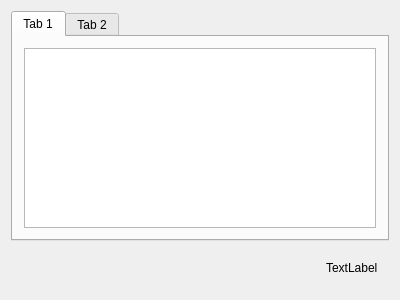
Before: the Qt Designer form src/mainwindow.ui in MichaelMure/Arbore-qt, drawn with Qt 5.
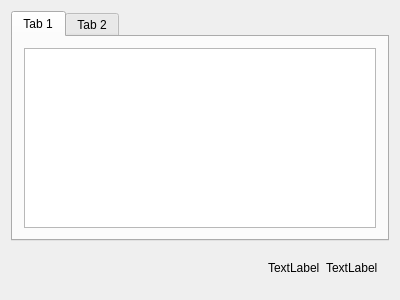
After: the same form once the commit is applied.

Diff of the .ui file:
```diff
--- a/src/mainwindow.ui
+++ b/src/mainwindow.ui
@@ -53,6 +53,13 @@
          </property>
         </spacer>
        </item>
+       <item>
+        <widget class="QLabel" name="statslabel">
+         <property name="text">
+          <string>TextLabel</string>
+         </property>
+        </widget>
+       </item>
        <item>
         <widget class="QLabel" name="peerslabel">
          <property name="text">
```
